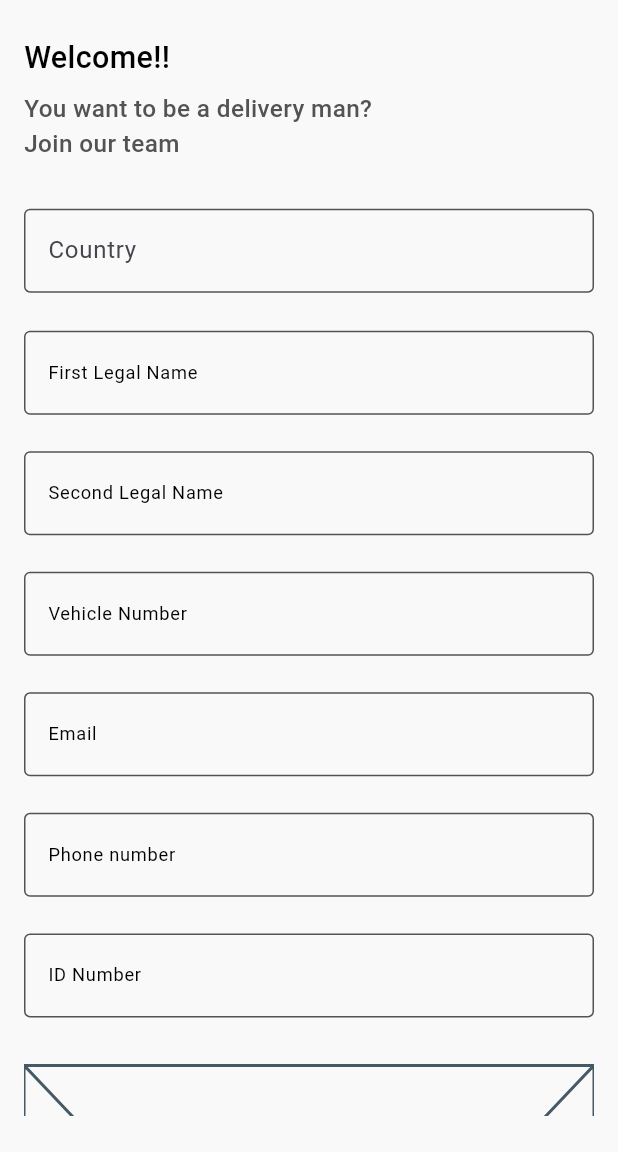
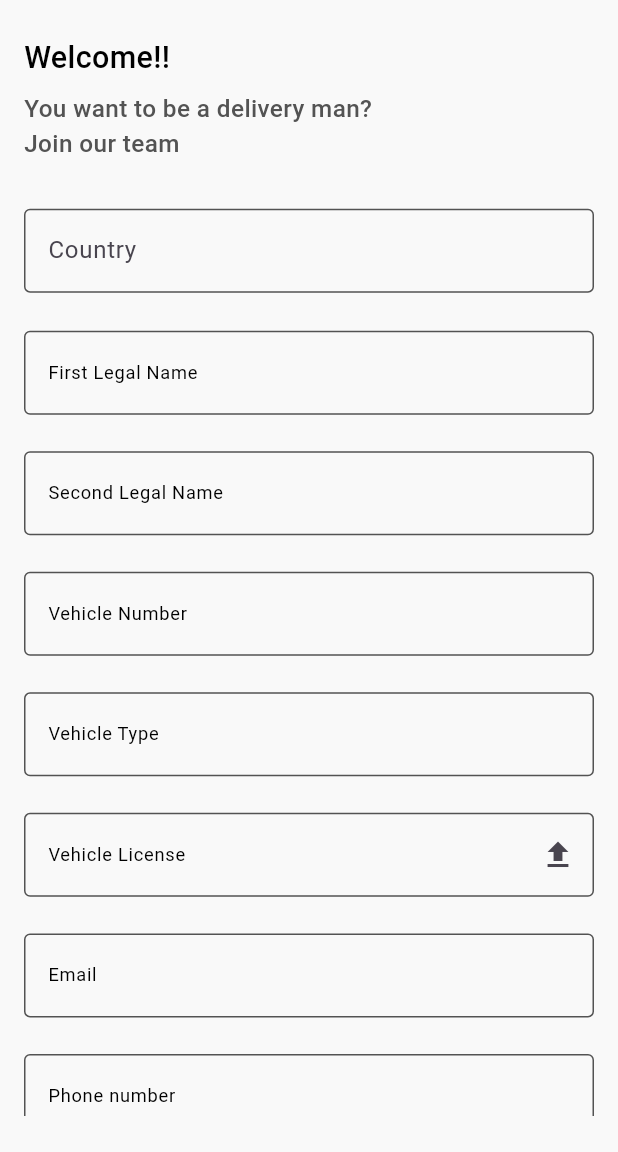
Before and after one commit to ali72-20/Elevate_tracking_app, a Flutter app: the screen it shows after launch, on a phone screen of 412 x 824 dp, the part 84-1236 px from its top. Run offline on Flutter 3.47's test engine with Material 3 defaults, Android fonts, the phone set to English and light mode, and no system bars; our stand-ins replace awesome_dialog, bloc, dio, flutter_bloc, flutter_screenutil, flutter_secure_storage and 5 more; generated files the repository leaves out were written again; network calls fail.

Commit message:
update:local add: localization extensions.dart complete apply screen ui

```diff
--- a/lib/core/localization/app_ar.arb
+++ b/lib/core/localization/app_ar.arb
@@ -142,5 +142,6 @@
   "enterIdNumber": "أدخل رقم الهوية",
   "uploadVehicleLicense": "تحميل رخصة السيارة",
   "uploadIdImage": "تحميل صورة الهوية",
-  "welcome": "مرحبا!!"
+  "welcome": "مرحبا!!",
+  "continue": "متابعة",
 }
--- a/lib/core/localization/app_en.arb
+++ b/lib/core/localization/app_en.arb
@@ -143,5 +143,6 @@
   "enterIdNumber": "Enter National ID Number",
   "uploadVehicleLicense": "Upload Vehicle License",
   "uploadIdImage": "Upload ID Image",
-  "welcome": "Welcome!!"
+  "welcome": "Welcome!!",
+  "continue": "Continue"
 }
--- a/lib/src/presentation/managers/Auth/apply/apply_screen_view_model.dart
+++ b/lib/src/presentation/managers/Auth/apply/apply_screen_view_model.dart
@@ -14,6 +14,8 @@ class ApplyScreenViewModel extends Cubit<ApplyScreenStates>{
   final VehiclesUseCases _vehiclesUseCases;
   final ControllerManager _controllerManager;
   final ValidatorManager _validatorManager;
+  GlobalKey<FormState> applyFormKey = GlobalKey<FormState>();
+  Gender selectedGender = Gender.none;
   ApplyScreenViewModel(this._vehiclesUseCases,this._controllerManager,this._validatorManager): super(InitialState());
 
   TextEditingController getController(ApplyScreenFormFields controller){
@@ -52,3 +54,9 @@ enum ApplyScreenFormFields{
     phoneNumber,
     idNumber,
 }
+
+enum Gender{
+  none,
+  male,
+  female
+}
--- a/lib/src/presentation/pages/Auth/apply/apply_form.dart
+++ b/lib/src/presentation/pages/Auth/apply/apply_form.dart
@@ -1,4 +1,5 @@
 import 'package:flutter_bloc/flutter_bloc.dart';
+import 'package:tracking_app/core/extensions/extensions.dart';
 import 'package:tracking_app/core/utilities/style/spacing.dart';
 import 'package:tracking_app/src/presentation/managers/Auth/apply/apply_screen_view_model.dart';
 import 'package:tracking_app/src/presentation/pages/Auth/apply/apply_screen.dart';
@@ -17,6 +18,7 @@ class ApplyForm extends StatelessWidget {
     return Padding(
       padding: const EdgeInsets.symmetric(vertical: 32),
       child: Form(
+        key: viewModel.applyFormKey,
         child: Column(
           children: [
             const CountryDropDownList(),
@@ -26,10 +28,10 @@ class ApplyForm extends StatelessWidget {
                   viewModel.getController(ApplyScreenFormFields.firstLegalName),
               decoration: InputDecoration(
                 label: Text(
-                  AppLocalizations.of(context)!.firstLegalName,
+                  context.localization.firstLegalName,
                   style: AppTextStyles.font12Regular,
                 ),
-                hintText: AppLocalizations.of(context)!.enterYourName,
+                hintText: context.localization.enterYourName,
                 hintStyle: AppTextStyles.font14Regular
                     .copyWith(color: AppColors.kWhite70),
               ),
@@ -40,36 +42,60 @@ class ApplyForm extends StatelessWidget {
                   .getController(ApplyScreenFormFields.secondLegalName),
               decoration: InputDecoration(
                 label: Text(
-                  AppLocalizations.of(context)!.secondLegalName,
+                  context.localization.secondLegalName,
                   style: AppTextStyles.font12Regular,
                 ),
-                hintText: AppLocalizations.of(context)!.enterYourName,
+                hintText: context.localization.enterYourName,
                 hintStyle: AppTextStyles.font14Regular
                     .copyWith(color: AppColors.kWhite70),
               ),
             ),
             verticalSpace(24),
             TextFormField(
-                controller: viewModel
-                    .getController(ApplyScreenFormFields.vehicleNumber),
-                decoration: InputDecoration(
-                  label: Text(
-                    AppLocalizations.of(context)!.vehicleNumber,
-                    style: AppTextStyles.font12Regular,
-                  ),
-                  hintText: AppLocalizations.of(context)!.enterVehicleNumber,
+              controller:
+                  viewModel.getController(ApplyScreenFormFields.vehicleNumber),
+              decoration: InputDecoration(
+                label: Text(
+                  context.localization.vehicleNumber,
+                  style: AppTextStyles.font12Regular,
+                ),
+                hintText: context.localization.enterVehicleNumber,
+                hintStyle: AppTextStyles.font14Regular
+                    .copyWith(color: AppColors.kWhite70),
+              ),
+            ),
+            verticalSpace(24),
+            TextFormField(
+              decoration: InputDecoration(
+                label: Text(
+                  context.localization.vehicleType,
+                  style: AppTextStyles.font12Regular,
+                ),
+              ),
+            ),
+            verticalSpace(24),
+            TextFormField(
+              readOnly: true,
+              decoration: InputDecoration(
+                  suffixIcon: IconButton(
+                      onPressed: () {}, icon: const Icon(Icons.file_upload)),
                   hintStyle: AppTextStyles.font14Regular
                       .copyWith(color: AppColors.kWhite70),
-                )),
+                  hintText: context.localization.uploadVehicleLicense,
+                  label: Text(
+                    context.localization.vehicleLicense,
+                    style: AppTextStyles.font12Regular,
+                  )),
+            ),
             verticalSpace(24),
             TextFormField(
               controller: viewModel.getController(ApplyScreenFormFields.email),
               decoration: InputDecoration(
                 label: Text(
-                  AppLocalizations.of(context)!.email,
+                  context.localization.email,
                   style: AppTextStyles.font12Regular,
                 ),
-                hintText: AppLocalizations.of(context)!.enterYourEmail,
+                hintText: context.localization.enterYourEmail,
                 hintStyle: AppTextStyles.font14Regular
                     .copyWith(color: AppColors.kWhite70),
               ),
@@ -80,27 +106,41 @@ class ApplyForm extends StatelessWidget {
                   viewModel.getController(ApplyScreenFormFields.phoneNumber),
               decoration: InputDecoration(
                 label: Text(
-                  AppLocalizations.of(context)!.phoneNumber,
+                  context.localization.phoneNumber,
                   style: AppTextStyles.font12Regular,
                 ),
-                hintText: AppLocalizations.of(context)!.enterYourPhoneNumber,
+                hintText: context.localization.enterYourPhoneNumber,
                 hintStyle: AppTextStyles.font14Regular
                     .copyWith(color: AppColors.kWhite70),
               ),
             ),
             verticalSpace(24),
             TextFormField(
-              controller: viewModel.getController(ApplyScreenFormFields.idNumber),
+              controller:
+                  viewModel.getController(ApplyScreenFormFields.idNumber),
               decoration: InputDecoration(
                 label: Text(
-                  AppLocalizations.of(context)!.idNumber,
+                  context.localization.idNumber,
                   style: AppTextStyles.font12Regular,
                 ),
-                hintText: AppLocalizations.of(context)!.enterIdNumber,
+                hintText: context.localization.enterIdNumber,
                 hintStyle: AppTextStyles.font14Regular
                     .copyWith(color: AppColors.kWhite70),
               ),
             ),
+            verticalSpace(24),
+            TextFormField(
+              decoration: InputDecoration(
+                  suffixIcon: IconButton(
+                      onPressed: () {}, icon: const Icon(Icons.file_upload)),
+                  hintStyle: AppTextStyles.font14Regular
+                      .copyWith(color: AppColors.kWhite70),
+                  hintText: context.localization.uploadIdImage,
+                  label: Text(
+                    context.localization.idImage,
+                    style: AppTextStyles.font12Regular,
+                  )),
+            )
           ],
         ),
       ),
--- a/lib/src/presentation/pages/Auth/apply/apply_screen.dart
+++ b/lib/src/presentation/pages/Auth/apply/apply_screen.dart
@@ -1,6 +1,7 @@
 import 'package:flutter_bloc/flutter_bloc.dart';
 import 'package:tracking_app/core/common/common_imports.dart';
 import 'package:tracking_app/core/di/di.dart';
+import 'package:tracking_app/core/extensions/extensions.dart';
 import 'package:tracking_app/core/utilities/style/app_text_styles.dart';
 import 'package:tracking_app/src/presentation/managers/Auth/apply/apply_screen_actions.dart';
 import 'package:tracking_app/src/presentation/managers/Auth/apply/apply_screen_view_model.dart';
@@ -22,7 +23,7 @@ class ApplyScreen extends StatelessWidget {
         child: Scaffold(
           appBar: AppBar(
             title: Text(
-              AppLocalizations.of(context)!.apply,
+              context.localization.apply,
               style: AppTextStyles.font20Medium,
             ),
             leading: IconButton(
--- a/lib/src/presentation/pages/Auth/apply/apply_screen_body.dart
+++ b/lib/src/presentation/pages/Auth/apply/apply_screen_body.dart
@@ -1,5 +1,6 @@
 import 'package:flutter_bloc/flutter_bloc.dart';
 import 'package:tracking_app/core/common/common_imports.dart';
+import 'package:tracking_app/core/extensions/extensions.dart';
 import 'package:tracking_app/core/utilities/style/app_text_styles.dart';
 import 'package:tracking_app/core/utilities/style/spacing.dart';
 import 'package:tracking_app/src/presentation/managers/Auth/apply/apply_screen_view_model.dart';
@@ -27,6 +28,15 @@ class ApplyScreenBody extends StatelessWidget {
           ),
           const SliverToBoxAdapter(
               child: GenderRadioButtonRow()
+          ),
+          SliverToBoxAdapter(
+            child: Padding(
+              padding: const EdgeInsets.only(top: 48),
+              child: ElevatedButton(onPressed: (){}, child: Padding(
+                padding: const EdgeInsets.all(14),
+                child: Text(context.localization.apply,style: AppTextStyles.font16Regular.copyWith(color: AppColors.kWhiteBase),),
+              )),
+            ),
           )
         ],
       ),
@@ -38,12 +48,12 @@ class ApplyScreenBody extends StatelessWidget {
       crossAxisAlignment: CrossAxisAlignment.start,
       children: [
         Text(
-          AppLocalizations.of(context)!.welcome,
+          context.localization.welcome,
           style: AppTextStyles.font20Medium,
         ),
         verticalSpace(8),
         Text(
-          AppLocalizations.of(context)!.joinOurTeam,
+          context.localization.joinOurTeam,
           style: AppTextStyles.font16Medium.copyWith(color: AppColors.kGray),
         )
       ],
```
Also changed, not shown: lib/core/extensions/extensions.dart (+7 -0 lines), lib/src/presentation/pages/Auth/apply/gender_radio_button_row.dart (+50 -2 lines).
